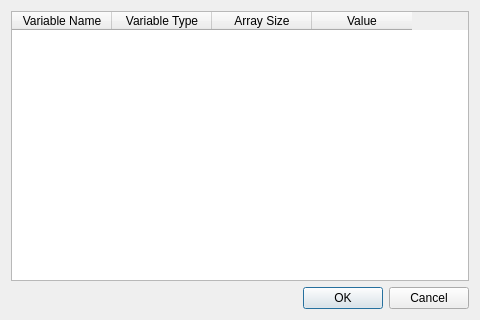
This is src/ui/VariableSelectorDialog.ui in lauthrul/CodeDesigner as Qt 5 draws it before an edit. The edited form follows.
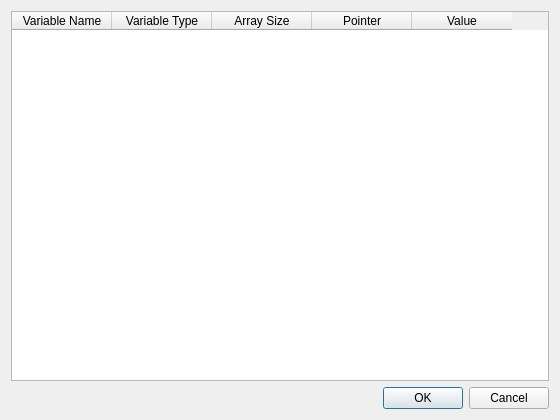
This is the edited form.

The edit to the form file:
```diff
--- a/src/ui/VariableSelectorDialog.ui
+++ b/src/ui/VariableSelectorDialog.ui
@@ -6,8 +6,8 @@
    <rect>
     <x>0</x>
     <y>0</y>
-    <width>480</width>
-    <height>320</height>
+    <width>560</width>
+    <height>420</height>
    </rect>
   </property>
   <property name="windowTitle">
@@ -31,6 +31,11 @@
        <string>Array Size</string>
       </property>
      </column>
+     <column>
+      <property name="text">
+       <string>Pointer</string>
+      </property>
+     </column>
      <column>
       <property name="text">
        <string>Value</string>
```
